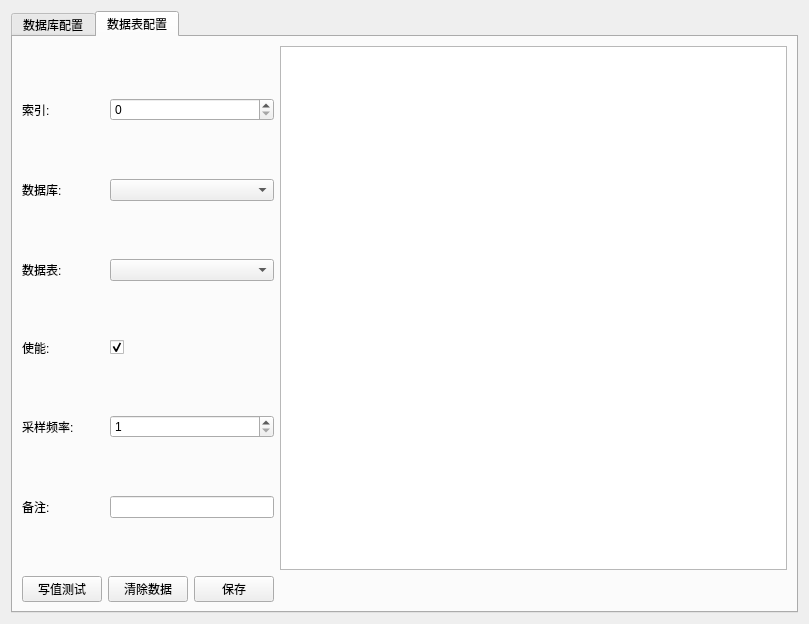
Above: plugins/influxdb/configdialog.ui from kane-zh/MES_control before the change. Below: the same form after it.
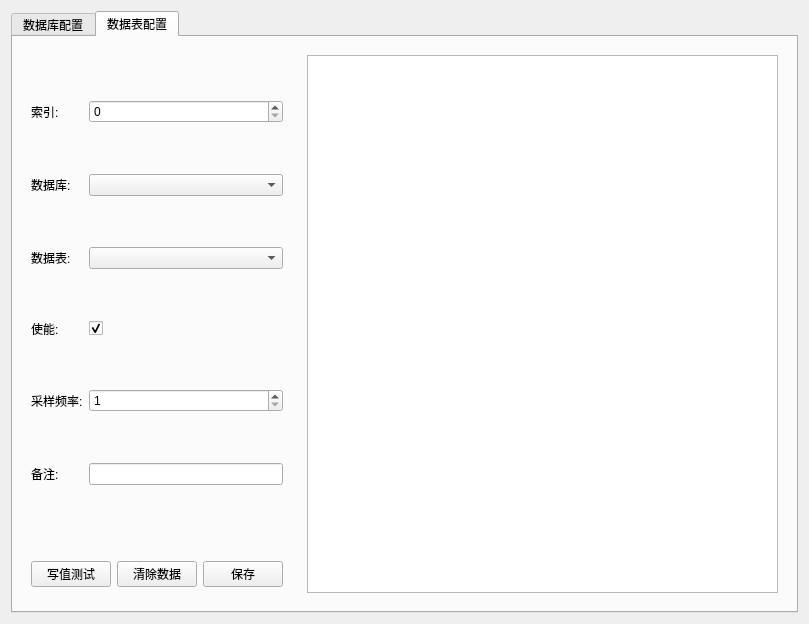
That is the form after the change. The open tabs and pages were chosen to show the change.

What changed in the file:
```diff
--- a/plugins/influxdb/configdialog.ui
+++ b/plugins/influxdb/configdialog.ui
@@ -166,8 +166,9 @@
       <attribute name="title">
        <string>数据表配置</string>
       </attribute>
-      <layout class="QGridLayout" name="gridLayout_5">
+      <layout class="QGridLayout" name="gridLayout_6" rowstretch="9,1" columnstretch="3,7">
        <item row="0" column="0">
+        <widget class="QWidget" name="widget" native="true">
         <layout class="QGridLayout" name="gridLayout_4">
          <item row="0" column="0">
           <widget class="QLabel" name="Label_15">
@@ -176,7 +177,7 @@
            </property>
           </widget>
          </item>
-         <item row="0" column="1" colspan="2">
+          <item row="0" column="1">
           <widget class="QSpinBox" name="index2">
            <property name="minimum">
             <number>0</number>
@@ -190,7 +191,7 @@
            </property>
           </widget>
          </item>
-         <item row="1" column="1" colspan="2">
+          <item row="1" column="1">
           <widget class="QComboBox" name="dataBase"/>
          </item>
          <item row="2" column="0">
@@ -200,7 +201,7 @@
            </property>
           </widget>
          </item>
-         <item row="2" column="1" colspan="2">
+          <item row="2" column="1">
           <widget class="QComboBox" name="name2"/>
          </item>
          <item row="3" column="0">
@@ -210,23 +211,13 @@
            </property>
           </widget>
          </item>
-         <item row="3" column="1" colspan="2">
+          <item row="3" column="1">
           <widget class="QCheckBox" name="enable2">
            <property name="checked">
             <bool>true</bool>
            </property>
           </widget>
          </item>
-         <item row="5" column="0">
-          <widget class="QLabel" name="Label_18">
-           <property name="text">
-            <string>备注:</string>
-           </property>
-          </widget>
-         </item>
-         <item row="5" column="1" colspan="2">
-          <widget class="QLineEdit" name="desc2"/>
-         </item>
          <item row="4" column="0">
           <widget class="QLabel" name="label">
            <property name="text">
@@ -234,7 +225,7 @@
            </property>
           </widget>
          </item>
-         <item row="4" column="1" colspan="2">
+          <item row="4" column="1">
           <widget class="QSpinBox" name="frequency">
            <property name="minimum">
             <number>1</number>
@@ -244,9 +235,21 @@
            </property>
           </widget>
          </item>
-        </layout>
+          <item row="5" column="0">
+           <widget class="QLabel" name="Label_18">
+            <property name="text">
+             <string>备注:</string>
+            </property>
+           </widget>
+          </item>
+          <item row="5" column="1">
+           <widget class="QLineEdit" name="desc2"/>
+          </item>
+         </layout>
+        </widget>
        </item>
        <item row="1" column="0">
+        <widget class="QWidget" name="widget_3" native="true">
         <layout class="QHBoxLayout" name="horizontalLayout_2">
          <item>
           <widget class="QPushButton" name="getDataTest">
@@ -270,9 +273,16 @@
           </widget>
          </item>
         </layout>
+        </widget>
        </item>
-       <item row="0" column="1">
+       <item row="0" column="1" rowspan="2">
+        <widget class="QWidget" name="widget_2" native="true">
+         <layout class="QGridLayout" name="gridLayout_5">
+          <item row="0" column="0">
         <widget class="QTableView" name="tableView2"/>
+          </item>
+         </layout>
+        </widget>
        </item>
       </layout>
      </widget>
```
Left out of the diff: 66 changed lines with no effect on the pictures. Lines whose indentation alone changed are shown as unchanged.
